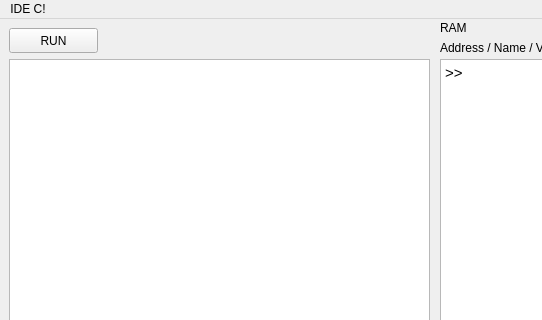
Before: the Qt Designer form Proyecto1/mainwindow.ui in invabadilla/Datos-II---Proyecto-1, drawn with Qt 5; both pictures show x 0 to 542 and y 0 to 320 of the 814 by 797 pixel window.
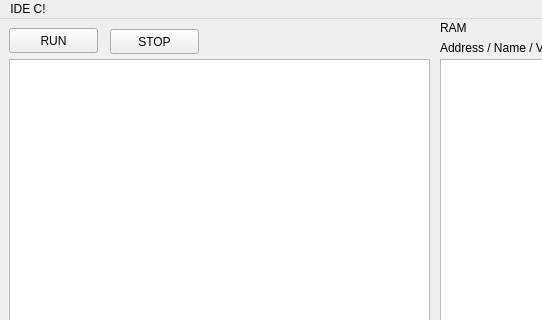
After: the same form once the commit is applied.

Commit message: Funcion de clear del servidor y boton stop

```diff
--- a/Proyecto1/mainwindow.ui
+++ b/Proyecto1/mainwindow.ui
@@ -149,7 +149,7 @@
 &lt;html&gt;&lt;head&gt;&lt;meta name=&quot;qrichtext&quot; content=&quot;1&quot; /&gt;&lt;style type=&quot;text/css&quot;&gt;
 p, li { white-space: pre-wrap; }
 &lt;/style&gt;&lt;/head&gt;&lt;body style=&quot; font-family:'Ubuntu'; font-size:11pt; font-weight:400; font-style:normal;&quot;&gt;
-&lt;p style=&quot; margin-top:0px; margin-bottom:0px; margin-left:0px; margin-right:0px; -qt-block-indent:0; text-indent:0px;&quot;&gt;&amp;gt;&amp;gt;&lt;/p&gt;&lt;/body&gt;&lt;/html&gt;</string>
+&lt;p style=&quot;-qt-paragraph-type:empty; margin-top:0px; margin-bottom:0px; margin-left:0px; margin-right:0px; -qt-block-indent:0; text-indent:0px;&quot;&gt;&lt;br /&gt;&lt;/p&gt;&lt;/body&gt;&lt;/html&gt;</string>
     </property>
    </widget>
    <widget class="QLabel" name="label_5">
@@ -165,6 +165,19 @@
      <string>Address / Name / Value / Counter Ref                       </string>
     </property>
    </widget>
+   <widget class="QPushButton" name="pushButton_2">
+    <property name="geometry">
+     <rect>
+      <x>110</x>
+      <y>10</y>
+      <width>89</width>
+      <height>25</height>
+     </rect>
+    </property>
+    <property name="text">
+     <string>STOP</string>
+    </property>
+   </widget>
   </widget>
   <widget class="QMenuBar" name="menubar">
    <property name="geometry">
```
The commit also changes 55 other files.
